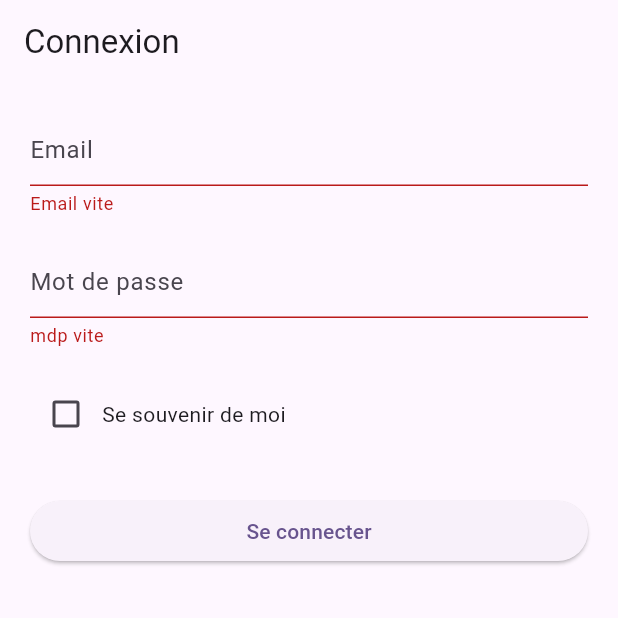
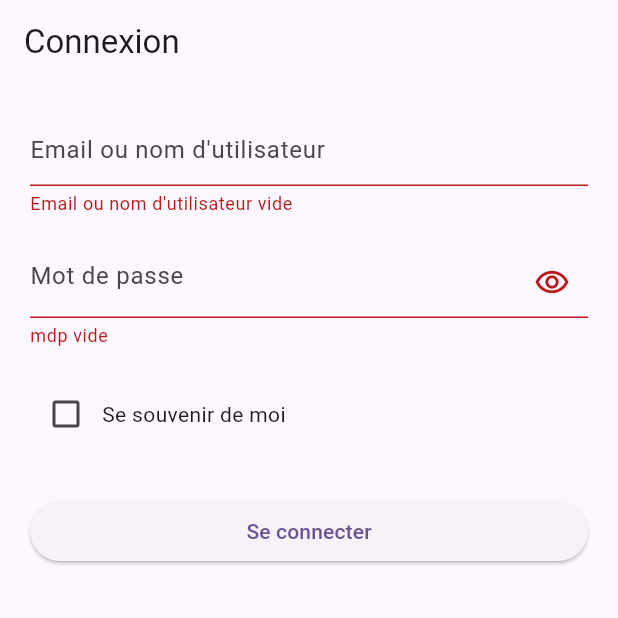
Before and after one commit to abdoul-kader1/Compteur, a Flutter app: the Connexion screen opened directly, after a tap on "Se connecter", on a phone screen of 412 x 824 dp, the top half of it. Run offline on Flutter 3.47's test engine with Material 3 defaults, Android fonts, the phone set to English and light mode, and no system bars; our stand-ins replace flutter_bloc, shared_preferences; accounts and stored records are empty.

Commit message:
gestion etat authentification et deconnexion

```diff
--- a/lib/bloc/sanction_event.dart
+++ /dev/null
@@ -1,4 +0,0 @@
-part of 'sanction_bloc.dart';
-
-@immutable
-sealed class SanctionEvent {}
--- a/lib/bloc/sanction_state.dart
+++ /dev/null
@@ -1,6 +0,0 @@
-part of 'sanction_bloc.dart';
-
-@immutable
-sealed class SanctionState {}
-
-final class SanctionInitial extends SanctionState {}
--- /dev/null
+++ b/lib/cubit/app/app_state.dart
@@ -0,0 +1,10 @@
+part of 'app_cubit.dart';
+
+@immutable
+sealed class AppState {}
+
+final class AppInitial extends AppState {
+  final bool?userConnect;
+  final String?userName;
+  AppInitial({this.userConnect,this.userName});
+}
--- a/lib/features/authentifications/presentation/bloc/auth_bloc.dart
+++ b/lib/features/authentifications/presentation/bloc/auth_bloc.dart
@@ -1,26 +1,26 @@
-import 'package:bloc/bloc.dart';
+import 'package:compteur/cubit/app/app_cubit.dart';
 import 'package:flutter/cupertino.dart';
-import 'package:meta/meta.dart';
-
+import 'package:flutter_bloc/flutter_bloc.dart';
 part 'auth_event.dart';
 part 'auth_state.dart';
 
 class AuthBloc extends Bloc<AuthEvent, AuthState> {
+
   AuthBloc() : super(AuthInitial()) {
     on<ConnexionClient>(_connexion);
   }
+
   void _connexion(ConnexionClient event,Emitter<AuthState> emit)async{
-    String email = event.email;
     String mdp = event.mdp;
     if(event.keyform.currentState!.validate()){
       if(mdp.length>6){
+        emit(AuthLoading());
+        await Future.delayed(const Duration(seconds: 2));
         if(event.checkBox){
-          emit(AuthLoading());
-          await Future.delayed(const Duration(seconds: 2));
-          emit(AuthSucces("$email $mdp"));
-        }else{
-          return emit(AuthEchec("la case a cocher est obligatoire maintenant"));
+          event.appCubit.changeUserIsConnect(true);
         }
+        event.appCubit.changeUserName(event.email);
+        emit(AuthSucces());
       }else{
         emit(AuthEchec("au moins 6 caracteres pour le mdp"));
       }
--- a/lib/features/authentifications/presentation/bloc/auth_event.dart
+++ b/lib/features/authentifications/presentation/bloc/auth_event.dart
@@ -8,5 +8,6 @@ final class ConnexionClient extends AuthEvent{
   final String mdp;
   final bool checkBox;
   final GlobalKey<FormState> keyform;
-  ConnexionClient(this.email,this.mdp,this.keyform,this.checkBox);
+  final AppCubit appCubit;
+  ConnexionClient(this.email,this.mdp,this.keyform,this.checkBox,this.appCubit);
 }
--- a/lib/features/authentifications/presentation/bloc/auth_state.dart
+++ b/lib/features/authentifications/presentation/bloc/auth_state.dart
@@ -9,8 +9,7 @@ final class AuthInitial extends AuthState {
 }
 
 final class AuthSucces extends AuthState {
-  final String usernameAndPassword;
-  AuthSucces(this.usernameAndPassword);
+  AuthSucces();
 }
 
 final class AuthEchec extends AuthState{
--- /dev/null
+++ b/lib/features/authentifications/presentation/cubit/mdp_view_cubit.dart
@@ -0,0 +1,10 @@
+import 'package:flutter_bloc/flutter_bloc.dart';
+
+class MdpViewCubit extends Cubit<bool> {
+
+  MdpViewCubit() : super(true);
+
+  changeViewMdo(){
+    emit(!state);
+  }
+}
--- a/lib/features/authentifications/presentation/pages/connexion.dart
+++ b/lib/features/authentifications/presentation/pages/connexion.dart
@@ -1,8 +1,10 @@
-import 'package:compteur/home_page.dart';
+import 'package:compteur/cubit/app/app_cubit.dart';
+import 'package:compteur/pages/home_page.dart';
 import 'package:flutter/material.dart';
 import 'package:flutter_bloc/flutter_bloc.dart';
 import '../bloc/auth_bloc.dart';
 import '../cubit/auth_champ_cubit.dart';
+import '../cubit/mdp_view_cubit.dart';
 
 class Connexion extends StatelessWidget {
   const Connexion({super.key});
@@ -10,6 +12,7 @@ class Connexion extends StatelessWidget {
   @override
   Widget build(BuildContext context) {
     final controller = context.watch<AuthChampCubit>().state as AuthChampInitial;
+    final controllerMdp = context.watch<MdpViewCubit>().state;
     return BlocConsumer<AuthBloc,AuthState>(
         builder: (context,state){
           return Scaffold(
@@ -25,13 +28,13 @@ class Connexion extends StatelessWidget {
                       controller: AuthChampInitial.emailController,
                       validator: (valeur){
                         if(valeur!.isEmpty){
-                          return "Email vite";
+                          return "Email ou nom d'utilisateur vide";
                         }else{
                           return null;
                         }
                       },
                       decoration: InputDecoration(
-                          hintText: "Email"
+                          hintText: "Email ou nom d'utilisateur"
                       ),
 
                     ),
@@ -39,14 +42,19 @@ class Connexion extends StatelessWidget {
                     TextFormField(
                       validator: (valeur){
                         if(valeur!.isEmpty){
-                          return "mdp vite";
+                          return "mdp vide";
                         }else{
                           return null;
                         }
                       },
                       controller: AuthChampInitial.mdpController,
+                      obscureText: controllerMdp,
                       decoration: InputDecoration(
-                          hintText: "Mot de passe"
+                          hintText: "Mot de passe",
+                        suffixIcon: IconButton(
+                            onPressed: (){context.read<MdpViewCubit>().changeViewMdo();},
+                            icon: Icon(Icons.remove_red_eye_outlined
+                        ))
                       ),
                     ),
                     const SizedBox(height: 20),
@@ -68,11 +76,12 @@ class Connexion extends StatelessWidget {
                             context.read<AuthBloc>().add(
                                 ConnexionClient(
                                   AuthChampInitial.emailController.text, AuthChampInitial.mdpController.text,
-                                  AuthChampInitial.formKey,controller.checkbox
+                                  AuthChampInitial.formKey,controller.checkbox,context.read<AppCubit>()
                                 )
                             );
                           },
-                          child: context.watch<AuthBloc>().state is AuthLoading?const CircularProgressIndicator():Text("Se connecter")
+                          child: context.watch<AuthBloc>().state is AuthLoading?
+                          SizedBox(width:20,height:20,child:CircularProgressIndicator()):Text("Se connecter")
                       ),
                     )
                   ],
@@ -89,7 +98,7 @@ class Connexion extends StatelessWidget {
             AuthChampInitial.emailController.clear();
             AuthChampInitial.mdpController.clear();
             context.read<AuthChampCubit>().changeValeurCheckBox(false);
-            Navigator.push(context, MaterialPageRoute(builder: (ctx){return MyHomePage();}));
+            Navigator.pushReplacement(context, MaterialPageRoute(builder: (ctx){return MyHomePage();}));
           }
         }
     );
--- /dev/null
+++ b/lib/my_app.dart
@@ -0,0 +1,41 @@
+import 'package:compteur/cubit/app/app_cubit.dart';
+import 'package:compteur/pages/home_page.dart';
+import 'package:flutter/material.dart';
+import 'package:flutter_bloc/flutter_bloc.dart';
+import 'features/authentifications/presentation/pages/connexion.dart';
+
+class MyApp extends StatefulWidget {
+  const MyApp({super.key});
+  @override
+  State<MyApp> createState() => _MyAppState();
+}
+
+class _MyAppState extends State<MyApp> {
+
+  @override
+  void initState() {
+    super.initState();
+    context.read<AppCubit>().initialisationApp();
+  }
+
+  @override
+  Widget build(BuildContext context) {
+    return  MaterialApp(
+      title: 'Flutter Demo',
+      theme: ThemeData(
+        colorScheme: ColorScheme.fromSeed(seedColor: Colors.deepPurple),
+        useMaterial3: true,
+      ),
+      home: BlocBuilder<AppCubit,AppState>(
+          builder: (context,state){
+            final data = state as AppInitial;
+            if(data.userConnect!=null){
+              return data.userConnect! == true?MyHomePage():Connexion();
+            }else{
+              return Container(color: Theme.of(context).colorScheme.surface);
+            }
+          }
+      ),
+    );
+  }
+}
--- a/pubspec.yaml
+++ b/pubspec.yaml
@@ -35,6 +35,7 @@ dependencies:
   # Use with the CupertinoIcons class for iOS style icons.
   cupertino_icons: ^1.0.8
   flutter_bloc: ^9.1.0
+  shared_preferences: ^2.5.3
 
 dev_dependencies:
   flutter_test:
```
Also changed, not shown: lib/bloc/sanction_bloc.dart (deleted, +0 -13 lines), lib/cubit/app/app_cubit.dart (added, +29 -0 lines), lib/features/authentifications/presentation/cubit/auth_champ_cubit.dart (+5 -3 lines), lib/home_page.dart (deleted, +0 -55 lines), lib/main.dart (+10 -20 lines), lib/pages/home_page.dart (added, +86 -0 lines), lib/pages/bloc_page.dart (renamed from lib/bloc/bloc.dart), lib/pages/cubit_page.dart (renamed from lib/cubit/cubit.dart), pubspec.lock, 136 other files.
